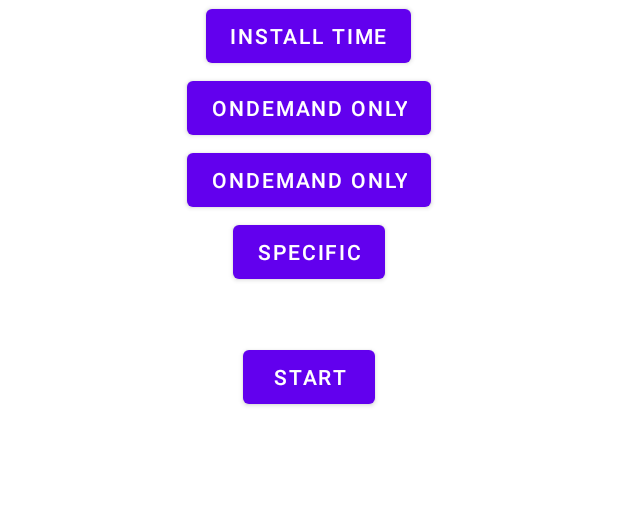
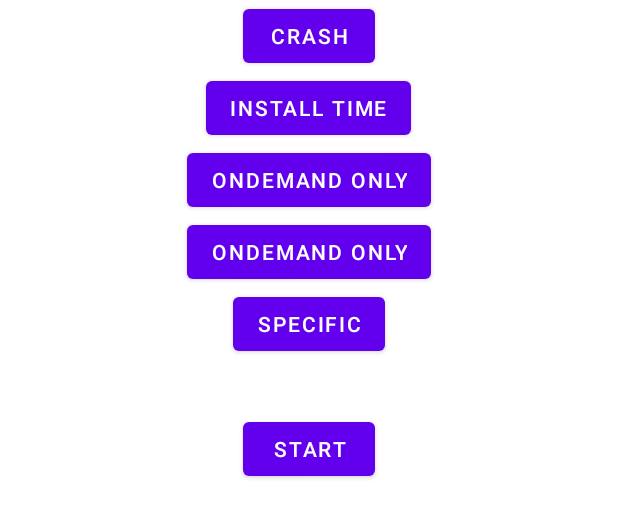
Before and after one commit to beksar1998/AndroidCi, an Android app: the layout activity_main.xml on its own in the app's theme, with its tools: preview values and no code run, on a phone screen of 412 x 824 dp. Shown: the top 518 px of the screen. Run offline under Robolectric (Android 15) with nearby library versions, the phone set to English and light mode, and no system bars.

Commit message:
test crashlitycs

```diff
--- a/app/build.gradle
+++ b/app/build.gradle
@@ -2,7 +2,9 @@ plugins {
     id 'com.android.application'
     id 'kotlin-android'
     id 'kotlin-kapt'
+    id 'com.google.gms.google-services'
 //    id 'dagger.hilt.android.plugin'
+    id 'com.google.firebase.crashlytics'
 }
 
 ext {
@@ -76,6 +78,9 @@ dependencies {
     api 'com.google.android.play:core:1.10.0'
 
 
+    implementation platform('com.google.firebase:firebase-bom:28.4.2')
+    implementation 'com.google.firebase:firebase-crashlytics'
+    implementation 'com.google.firebase:firebase-analytics'
 //    implementation("com.squareup.okhttp3:logging-interceptor:4.5.0")
 //    implementation fileTree(include: ['*.jar'], dir: 'libs')
 //    //noinspection GradleCompatible
--- a/app/src/main/res/layout/activity_main.xml
+++ b/app/src/main/res/layout/activity_main.xml
@@ -11,6 +11,14 @@
         android:gravity="center"
         android:orientation="vertical"
         tools:context=".MainActivity">
+
+
+        <Button
+            android:id="@+id/crash"
+            android:layout_width="wrap_content"
+            android:layout_height="wrap_content"
+            android:text="Crash" />
+
 
         <Button
             android:id="@+id/installTime"
--- a/build.gradle
+++ b/build.gradle
@@ -14,6 +14,10 @@ buildscript {
     dependencies {
         classpath "com.android.tools.build:gradle:4.1.3"
         classpath "org.jetbrains.kotlin:kotlin-gradle-plugin:$kotlin_version"
+        classpath 'com.google.gms:google-services:4.3.10'
+        classpath 'com.google.firebase:firebase-crashlytics-gradle:2.7.1'
+
+
 //        classpath "org.sonarsource.scanner.gradle:sonarqube-gradle-plugin:2.7.1"
 //        classpath "com.google.dagger:hilt-android-gradle-plugin:$hilt_version"
 //        classpath 'com.jakewharton:butterknife-gradle-plugin:10.2.3'
```
Also changed, not shown: app/src/main/java/com/beksar/androidci/MainActivity.kt (+8 -0 lines), 1 other file.
